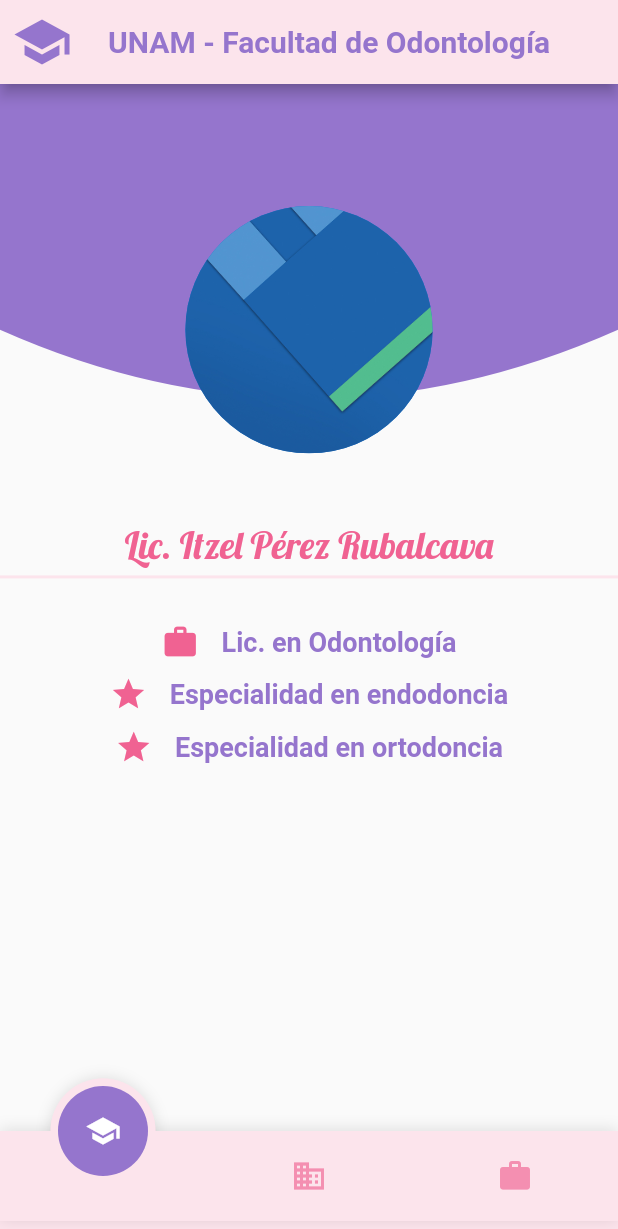
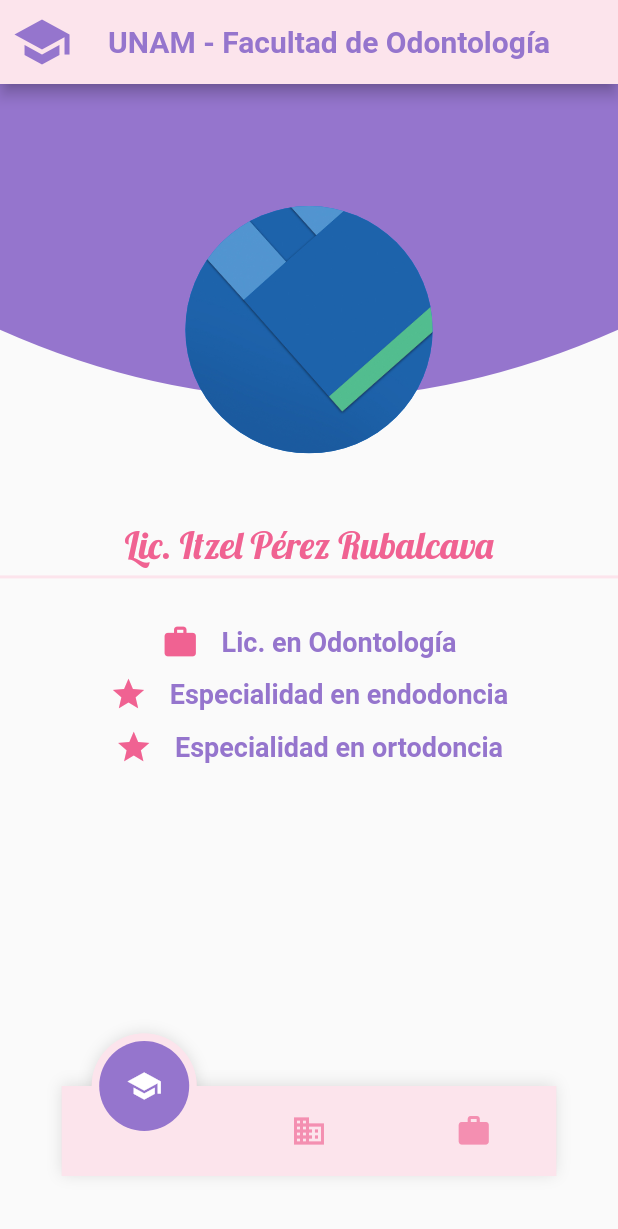
Before and after one commit to zabdielcead/odontologiaItzel, a Flutter app: the screen it shows after launch, on a phone screen of 412 x 824 dp. Shown: the top 1229 px of the screen. Run offline on Flutter 3.47's test engine with Material 2 defaults, Android fonts, the phone set to English and light mode, and no system bars; drawn by our look-alikes of fancy_bottom_navigation; our stand-ins replace google_fonts.

Commit message:
sube comp

```diff
--- a/odontologiatitis/lib/src/pages/home_page.dart
+++ b/odontologiatitis/lib/src/pages/home_page.dart
@@ -9,15 +9,24 @@ import 'package:provider/provider.dart';
 class HomePage extends StatelessWidget {
 
 
+
   @override
   Widget build(BuildContext context) {
+    final widthPantalla = MediaQuery.of(context).size.width;
+    final heightPantalla = MediaQuery.of(context).size.height;
+
     return ChangeNotifierProvider(
           create: (_) => new _NavegacionModel(),
           child: Scaffold(
 
             //backgroundColor: Colors.pink[50],
-            body: _TabsOdontologia(),
-            bottomNavigationBar: _Navegacion(),
+            body: Stack(
+                children: [
+                  _TabsOdontologia(),
+                  _Navegacion(widthPantalla: widthPantalla, heightPantalla: heightPantalla,)
+                ]
+              ),
+            //bottomNavigationBar: _Navegacion(),
 
           ),
     );
@@ -45,6 +54,13 @@ class _TabsOdontologia extends StatelessWidget {
 
 class _Navegacion extends StatelessWidget {
 
+  const _Navegacion({
+     @required this.widthPantalla,
+      @required this.heightPantalla
+  });
+
+  final double widthPantalla;
+  final double heightPantalla;
 
   @override
   Widget build(BuildContext context) {
@@ -52,10 +68,16 @@ class _Navegacion extends StatelessWidget {
     final newsService = Provider.of<NewsService>(context); */
     final navegacionModel = Provider.of<_NavegacionModel>(context);
 
-    return  Container(
-          padding: EdgeInsets.only(bottom: 10),
+    return  Positioned(
+                bottom: 40,
+                left: widthPantalla * 0.1,
+                child: Container(
+                      width: widthPantalla * 0.8,
+                      //height: heightPantalla* 0.1,
+                      //padding: EdgeInsets.only(bottom: 10),
                       color: Colors.pink[50],
                       child: FancyBottomNavigation(
+
                                 circleColor: Colors.deepPurple[300],
                                 activeIconColor: Colors.white,
                                 barBackgroundColor: Colors.pink[50],
@@ -71,6 +93,7 @@ class _Navegacion extends StatelessWidget {
                                   },
                                   initialSelection: navegacionModel.paginaActual,
 
+                              ),
                 ),
             );
 
```
Lines whose indentation alone changed are shown as unchanged.
